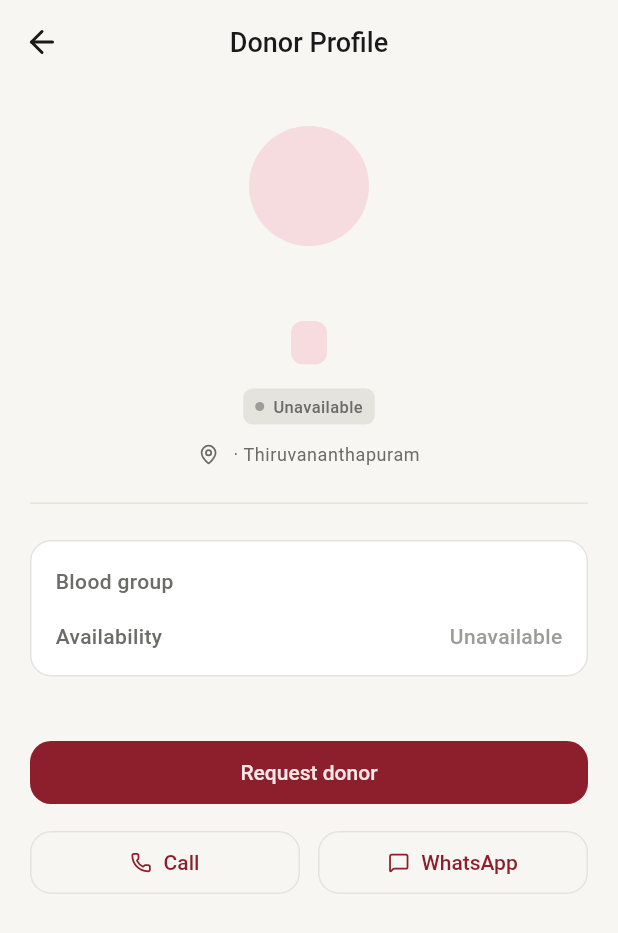
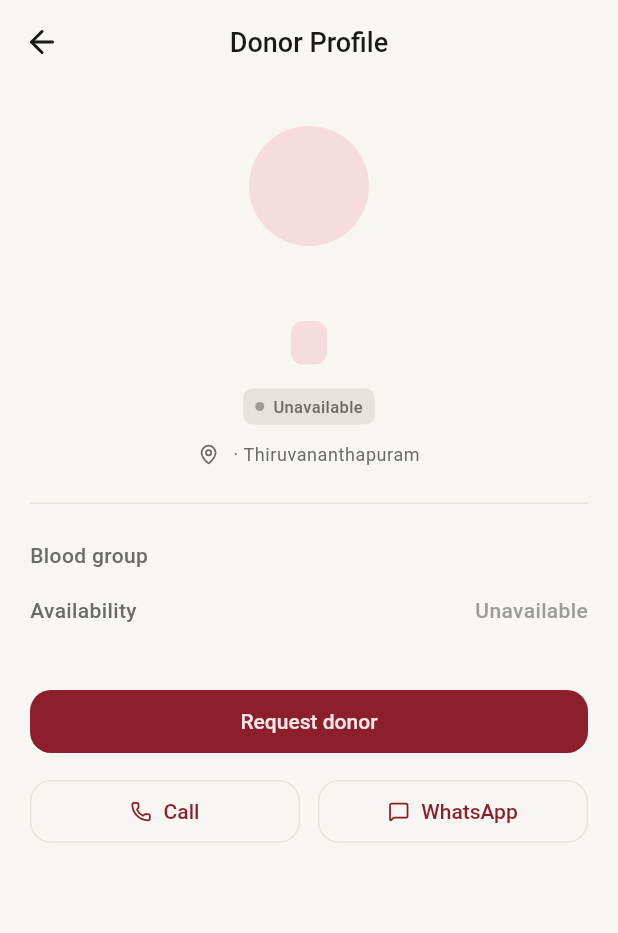
Before and after one commit to Yash13606/rakta-bandhan-app, a Flutter app: the DonorDetailsScreen screen opened directly with empty values, on a phone screen of 412 x 824 dp. Shown: the top 933 px of the screen. Run offline on Flutter 3.47's test engine with Material 3 defaults, Android fonts, the phone set to English and light mode, and no system bars; our stand-ins replace lucide_icons_flutter.

Commit message:
Simplify donor details info block

```diff
--- a/lib/screens/donor_details_screen.dart
+++ b/lib/screens/donor_details_screen.dart
@@ -217,17 +217,7 @@ class DonorDetailsScreen extends StatelessWidget {
               const SizedBox(height: 24),
 
               // 7. Info Block Detail list
-              Container(
-                padding: const EdgeInsets.all(16),
-                decoration: BoxDecoration(
-                  color: AppColors.surface,
-                  borderRadius: BorderRadius.circular(14),
-                  border: Border.all(
-                    color: AppColors.border,
-                    width: 1,
-                  ),
-                ),
-                child: Column(
+              Column(
                 children: [
                   Row(
                     mainAxisAlignment: MainAxisAlignment.spaceBetween,
@@ -269,7 +259,6 @@ class DonorDetailsScreen extends StatelessWidget {
                     ],
                   ),
                 ],
-                ),
               ),
               const SizedBox(height: 40),
 
```
Lines whose indentation alone changed are shown as unchanged.
